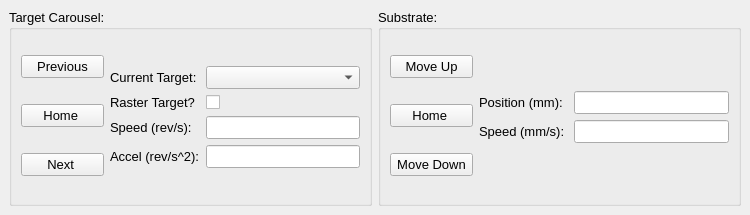
First picture: the form in src/ui/docked_motor_control.ui, repository ibrummel/PLD-Laser-Brain, before the edit.
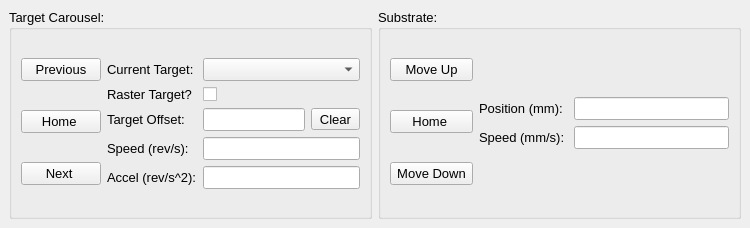
Second picture: the form after the edit. Icons and pictures are not drawn.

Commit message: Completing commit to add manual target carousel offsets

```diff
--- a/src/ui/docked_motor_control.ui
+++ b/src/ui/docked_motor_control.ui
@@ -7,7 +7,7 @@
     <x>0</x>
     <y>0</y>
     <width>750</width>
-    <height>215</height>
+    <height>228</height>
    </rect>
   </property>
   <property name="sizePolicy">
@@ -19,7 +19,7 @@
   <property name="minimumSize">
    <size>
     <width>750</width>
-    <height>215</height>
+    <height>228</height>
    </size>
   </property>
   <property name="font">
@@ -40,7 +40,7 @@
       <property name="title">
        <string>Target Carousel:</string>
       </property>
-      <layout class="QHBoxLayout" name="horizontalLayout_2" stretch="1,3">
+      <layout class="QHBoxLayout" name="horizontalLayout_4">
        <item>
         <layout class="QVBoxLayout" name="verticalLayout_3">
          <property name="spacing">
@@ -113,26 +113,54 @@
            </property>
           </widget>
          </item>
-         <item row="2" column="1">
-          <widget class="QLineEdit" name="line_carousel_speed"/>
-         </item>
-         <item row="3" column="1">
-          <widget class="QLineEdit" name="line_carousel_accel"/>
-         </item>
-         <item row="2" column="0">
+         <item row="3" column="0">
           <widget class="QLabel" name="lbl_carousel_speed">
            <property name="text">
             <string>Speed (rev/s):</string>
            </property>
           </widget>
          </item>
-         <item row="3" column="0">
+         <item row="3" column="1">
+          <widget class="QLineEdit" name="line_carousel_speed"/>
+         </item>
+         <item row="4" column="1">
+          <widget class="QLineEdit" name="line_carousel_accel"/>
+         </item>
+         <item row="4" column="0">
           <widget class="QLabel" name="lbl_carousel_accel">
            <property name="text">
             <string>Accel (rev/s^2):</string>
            </property>
           </widget>
          </item>
+         <item row="2" column="0">
+          <widget class="QLabel" name="lbl_carousel_offset">
+           <property name="text">
+            <string>Target Offset:</string>
+           </property>
+          </widget>
+         </item>
+         <item row="2" column="1">
+          <layout class="QHBoxLayout" name="horizontalLayout_2" stretch="1,0">
+           <item>
+            <widget class="QLineEdit" name="line_carousel_offset">
+             <property name="toolTip">
+              <string>Enter an offset number of steps for use with small targets that cannot be easily rastered. Number of steps can be positive or negative.</string>
+             </property>
+            </widget>
+           </item>
+           <item>
+            <widget class="QToolButton" name="btn_clear_carousel_offset">
+             <property name="toolTip">
+              <string>Clear the currently applied target carousel offset and return to the current target's center position.</string>
+             </property>
+             <property name="text">
+              <string>Clear</string>
+             </property>
+            </widget>
+           </item>
+          </layout>
+         </item>
         </layout>
        </item>
       </layout>
```
The commit also changes 1 other file.
